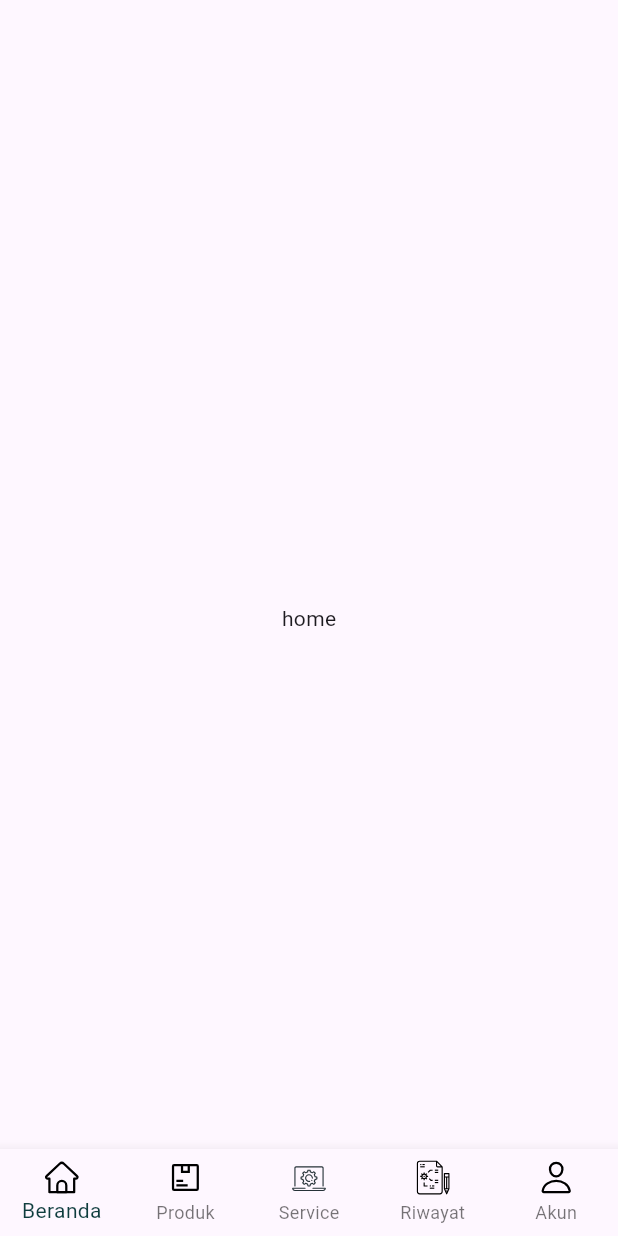
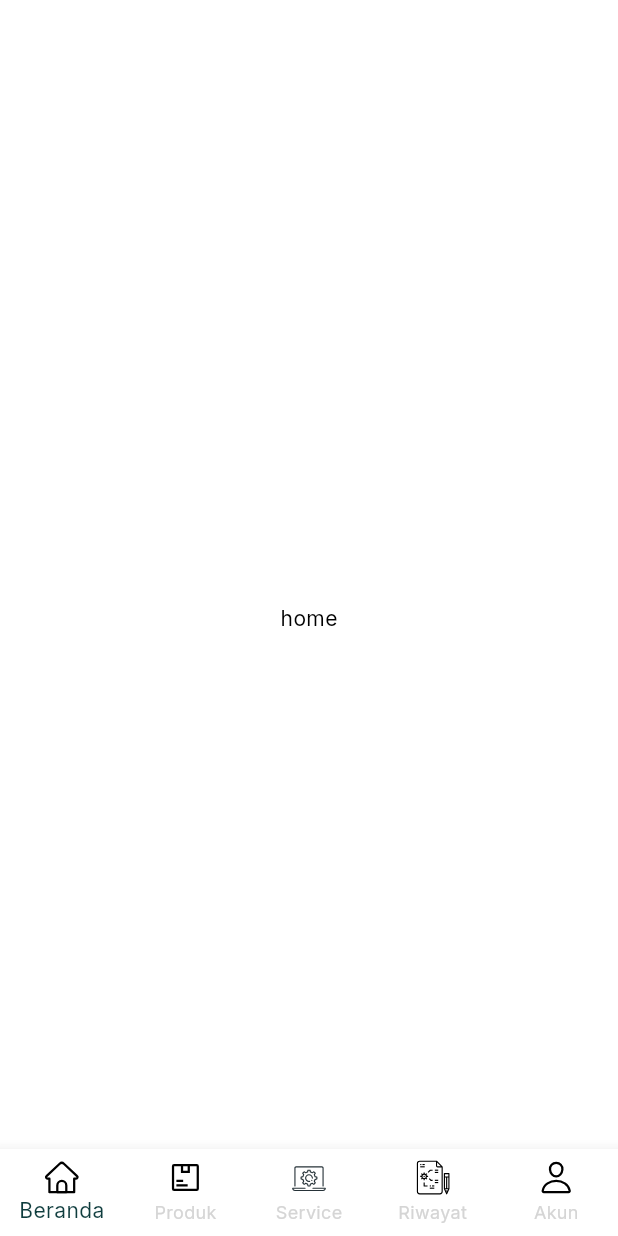
Before and after one commit to kurniaawann/ITMU-APP, a Flutter app: the screen it shows after launch, on a phone screen of 412 x 824 dp. Run offline on Flutter 3.47's test engine with Material 3 defaults, Android fonts, the phone set to English and light mode, and no system bars; our stand-ins replace bloc, equatable, flutter_bloc, flutter_dotenv, flutter_svg, get_it and 2 more.

Commit message:
add theme

```diff
--- a/lib/app.dart
+++ b/lib/app.dart
@@ -1,4 +1,5 @@
 import 'package:flutter/material.dart';
+import 'package:mobile_itmu/framework/core/style/app_theme.dart';
 import 'package:mobile_itmu/framework/routes/app_pages.dart';
 
 class MyApp extends StatelessWidget {
@@ -8,6 +9,7 @@ class MyApp extends StatelessWidget {
   Widget build(BuildContext context) {
     return MaterialApp.router(
       routerConfig: routerDelegate,
+      theme: AppTheme.lightTheme,
     );
   }
 }
--- a/lib/framework/core/style/app_colors.dart
+++ b/lib/framework/core/style/app_colors.dart
@@ -2,4 +2,7 @@ import 'package:flutter/material.dart';
 
 class AppColors {
   static const Color primaryColor = Color(0xFF0f3d3e);
+  static const Color whiteColor = Color(0xFFFFFFFF);
+  static const Color unselectedColor = Color(0xFFD5D5D5);
+  static const Color blackColor = Color(0xFF000000);
 }
--- /dev/null
+++ b/lib/framework/core/style/app_theme.dart
@@ -0,0 +1,97 @@
+import 'package:flutter/material.dart';
+import 'package:google_fonts/google_fonts.dart';
+import 'package:mobile_itmu/framework/core/style/app_colors.dart';
+
+class AppTheme {
+  static bool isDarkMode(BuildContext context) {
+    var brightness = Theme.of(context).brightness;
+    return brightness == Brightness.dark;
+  }
+
+  static bool isLightMode(BuildContext context) => !isDarkMode(context);
+
+  static ThemeData get lightTheme {
+    final ThemeData base = ThemeData.light().copyWith(
+      brightness: Brightness.light,
+
+      bottomNavigationBarTheme: const BottomNavigationBarThemeData(
+        backgroundColor: AppColors.whiteColor,
+        selectedItemColor: AppColors.primaryColor,
+        unselectedItemColor: AppColors.unselectedColor,
+      ),
+      primaryColor: AppColors.primaryColor,
+      scaffoldBackgroundColor: AppColors.whiteColor,
+      // cardTheme: const CardTheme(
+      //   color: AppColors.secondGreyColor,
+      // ),
+      // checkboxTheme: const CheckboxThemeData(
+      //   fillColor: WidgetStatePropertyAll(AppColors.greyColor),
+      // ),
+      appBarTheme: const AppBarTheme(
+        backgroundColor: AppColors.whiteColor,
+        surfaceTintColor: AppColors.whiteColor,
+      ),
+      // elevatedButtonTheme: ElevatedButtonThemeData(
+      //   style: ElevatedButton.styleFrom(
+      //     shape: RoundedRectangleBorder(
+      //       borderRadius: BorderRadius.circular(8),
+      //     ),
+      //     backgroundColor: AppColors.primaryColor,
+      //     padding: const EdgeInsets.symmetric(horizontal: 16, vertical: 18),
+      //   ),
+      // ),
+    );
+    return _buildTheme(base);
+  }
+
+  static ThemeData _buildTheme(ThemeData base) {
+    return base.copyWith(
+      textTheme: _buildTextTheme(base),
+      // iconTheme: _buildIconTheme(base),
+      // cardTheme: _buildCardTheme(base),
+      // textButtonTheme: _textButtonTheme(base),
+    );
+  }
+
+  // static IconThemeData _buildIconTheme(ThemeData base) =>
+  //     base.iconTheme.copyWith(color: base.colorScheme.primary);
+
+  // static TextButtonThemeData _textButtonTheme(ThemeData base) =>
+  //     TextButtonThemeData(
+  //       style: TextButton.styleFrom(
+  //         textStyle: base.textTheme.bodyMedium?.copyWith(
+  //           color: AppColors.primaryColor,
+  //           fontWeight: FontWeight.w700,
+  //         ),
+  //       ),
+  //     );
+
+  // static CardTheme _buildCardTheme(ThemeData base) => base.cardTheme.copyWith(
+  //       margin: EdgeInsets.zero,
+  //       elevation: 0,
+  //       shape: RoundedRectangleBorder(
+  //         borderRadius: BorderRadius.circular(8),
+  //       ),
+  //     );
+
+  static TextTheme _buildTextTheme(ThemeData base) {
+    final textTheme = base.textTheme;
+    return GoogleFonts.interTextTheme(textTheme)
+        .copyWith(
+          headlineMedium: textTheme.headlineMedium?.copyWith(
+            fontWeight: FontWeight.w800,
+          ),
+          headlineSmall: textTheme.headlineSmall?.copyWith(
+            fontWeight: FontWeight.w700,
+          ),
+          titleLarge: textTheme.titleLarge?.copyWith(
+            fontWeight: FontWeight.w700,
+          ),
+        )
+        .apply(
+          fontFamily: 'Inter',
+          displayColor: AppColors.blackColor,
+          bodyColor: AppColors.blackColor,
+        );
+  }
+}
```
